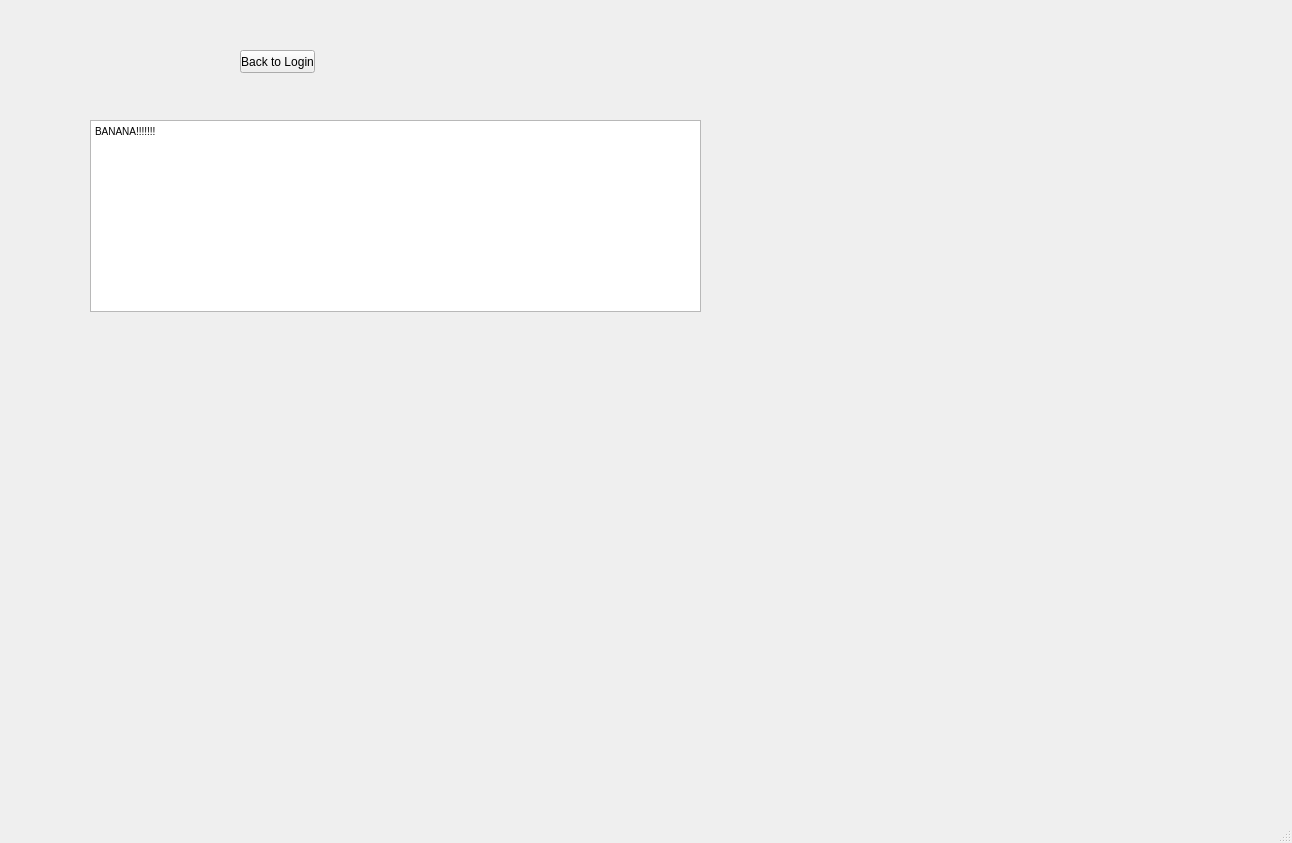
Qt form Gui/TeacherPortal1.ui (VaradMash/Teacher_Finder) before a commit.
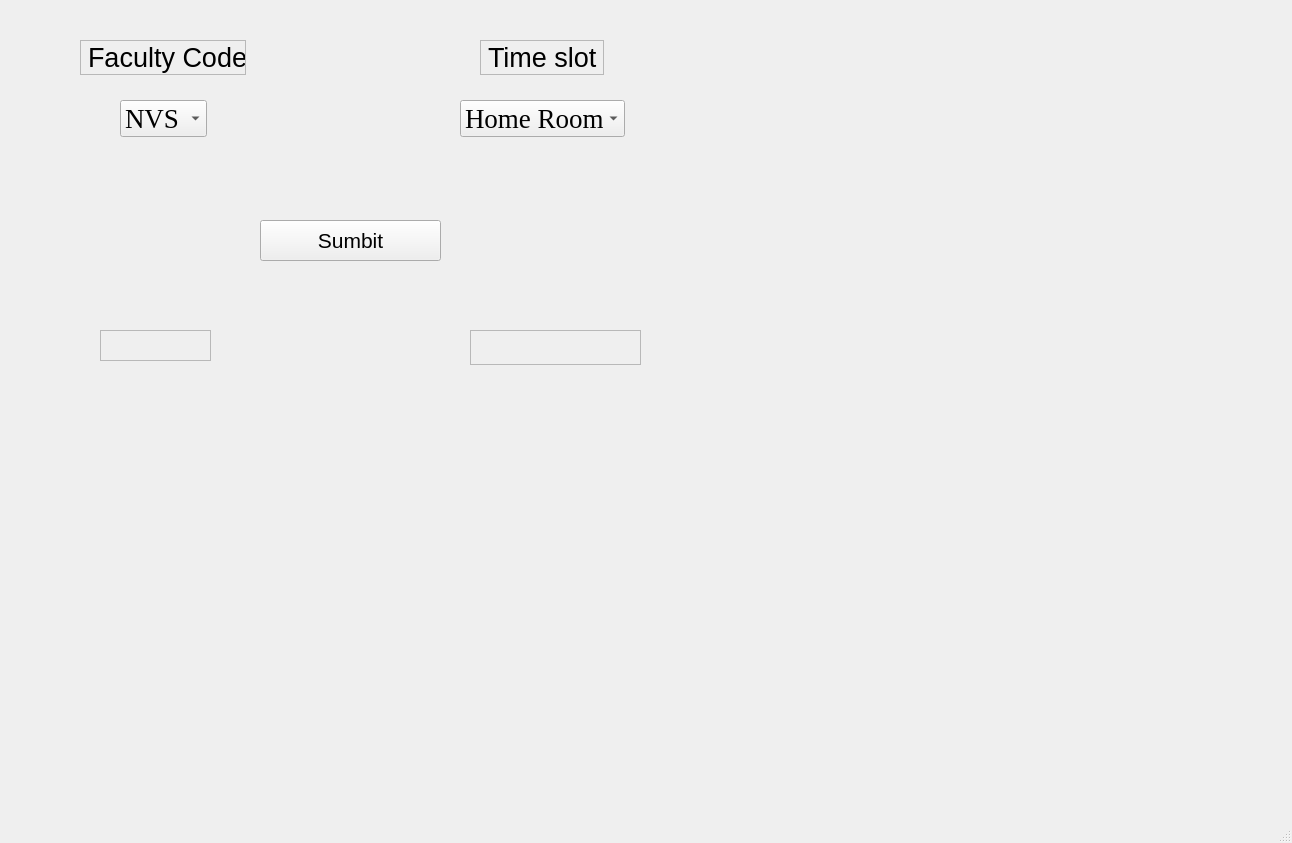
The same form after that commit.

Commit message: TeacherPortal1 .py and .ui added

The edit to the form file:
```diff
--- a/Gui/TeacherPortal1.ui
+++ b/Gui/TeacherPortal1.ui
@@ -14,34 +14,231 @@
    <string>MainWindow</string>
   </property>
   <widget class="QWidget" name="centralwidget">
-   <widget class="QTextBrowser" name="textBrowser">
+   <widget class="QPushButton" name="submitPB">
     <property name="geometry">
      <rect>
-      <x>90</x>
-      <y>120</y>
-      <width>611</width>
-      <height>192</height>
+      <x>260</x>
+      <y>220</y>
+      <width>181</width>
+      <height>41</height>
      </rect>
     </property>
-    <property name="html">
-     <string>&lt;!DOCTYPE HTML PUBLIC &quot;-//W3C//DTD HTML 4.0//EN&quot; &quot;http://www.w3.org/TR/REC-html40/strict.dtd&quot;&gt;
-&lt;html&gt;&lt;head&gt;&lt;meta name=&quot;qrichtext&quot; content=&quot;1&quot; /&gt;&lt;style type=&quot;text/css&quot;&gt;
-p, li { white-space: pre-wrap; }
-&lt;/style&gt;&lt;/head&gt;&lt;body style=&quot; font-family:'MS Shell Dlg 2'; font-size:8.25pt; font-weight:400; font-style:normal;&quot;&gt;
-&lt;p style=&quot; margin-top:0px; margin-bottom:0px; margin-left:0px; margin-right:0px; -qt-block-indent:0; text-indent:0px;&quot;&gt;&lt;span style=&quot; font-size:7.8pt;&quot;&gt;BANANA!!!!!!!&lt;/span&gt;&lt;/p&gt;&lt;/body&gt;&lt;/html&gt;</string>
+    <property name="font">
+     <font>
+      <pointsize>16</pointsize>
+     </font>
     </property>
+    <property name="text">
+     <string>Sumbit</string>
+    </property>
    </widget>
-   <widget class="QPushButton" name="pushButton">
+   <widget class="QComboBox" name="comboBox1">
     <property name="geometry">
      <rect>
-      <x>240</x>
-      <y>50</y>
-      <width>75</width>
-      <height>23</height>
+      <x>120</x>
+      <y>100</y>
+      <width>87</width>
+      <height>37</height>
      </rect>
     </property>
+    <property name="font">
+     <font>
+      <family>Times New Roman</family>
+      <pointsize>20</pointsize>
+     </font>
+    </property>
+    <property name="statusTip">
+     <string>Select the required faculty</string>
+    </property>
+    <property name="autoFillBackground">
+     <bool>false</bool>
+    </property>
+    <property name="editable">
+     <bool>false</bool>
+    </property>
+    <property name="maxVisibleItems">
+     <number>50</number>
+    </property>
+    <property name="sizeAdjustPolicy">
+     <enum>QComboBox::AdjustToContentsOnFirstShow</enum>
+    </property>
+    <property name="duplicatesEnabled">
+     <bool>false</bool>
+    </property>
+    <item>
+     <property name="text">
+      <string>NVS</string>
+     </property>
+    </item>
+    <item>
+     <property name="text">
+      <string>MDB</string>
+     </property>
+    </item>
+    <item>
+     <property name="text">
+      <string>NPS</string>
+     </property>
+    </item>
+    <item>
+     <property name="text">
+      <string>LL</string>
+     </property>
+    </item>
+   </widget>
+   <widget class="QLabel" name="labelx">
+    <property name="geometry">
+     <rect>
+      <x>100</x>
+      <y>330</y>
+      <width>111</width>
+      <height>31</height>
+     </rect>
+    </property>
+    <property name="font">
+     <font>
+      <pointsize>20</pointsize>
+     </font>
+    </property>
+    <property name="frameShape">
+     <enum>QFrame::StyledPanel</enum>
+    </property>
     <property name="text">
-     <string>Back to Login</string>
+     <string/>
+    </property>
+   </widget>
+   <widget class="QLabel" name="label1">
+    <property name="geometry">
+     <rect>
+      <x>80</x>
+      <y>40</y>
+      <width>166</width>
+      <height>35</height>
+     </rect>
+    </property>
+    <property name="font">
+     <font>
+      <pointsize>20</pointsize>
+     </font>
+    </property>
+    <property name="frameShape">
+     <enum>QFrame::StyledPanel</enum>
+    </property>
+    <property name="text">
+     <string>Faculty Code</string>
+    </property>
+   </widget>
+   <widget class="QLabel" name="label2">
+    <property name="geometry">
+     <rect>
+      <x>480</x>
+      <y>40</y>
+      <width>124</width>
+      <height>35</height>
+     </rect>
+    </property>
+    <property name="font">
+     <font>
+      <pointsize>20</pointsize>
+     </font>
+    </property>
+    <property name="frameShape">
+     <enum>QFrame::StyledPanel</enum>
+    </property>
+    <property name="text">
+     <string>Time slot</string>
+    </property>
+   </widget>
+   <widget class="QComboBox" name="comboBox2">
+    <property name="geometry">
+     <rect>
+      <x>460</x>
+      <y>100</y>
+      <width>165</width>
+      <height>37</height>
+     </rect>
+    </property>
+    <property name="font">
+     <font>
+      <family>Times New Roman</family>
+      <pointsize>20</pointsize>
+     </font>
+    </property>
+    <property name="statusTip">
+     <string>Select the time slot</string>
+    </property>
+    <property name="autoFillBackground">
+     <bool>false</bool>
+    </property>
+    <property name="maxVisibleItems">
+     <number>50</number>
+    </property>
+    <property name="sizeAdjustPolicy">
+     <enum>QComboBox::AdjustToContentsOnFirstShow</enum>
+    </property>
+    <property name="duplicatesEnabled">
+     <bool>false</bool>
+    </property>
+    <item>
+     <property name="text">
+      <string>Home Room</string>
+     </property>
+    </item>
+    <item>
+     <property name="text">
+      <string>8:00-9:00</string>
+     </property>
+    </item>
+    <item>
+     <property name="text">
+      <string>9:00-10:00</string>
+     </property>
+    </item>
+    <item>
+     <property name="text">
+      <string>10:15-11:15</string>
+     </property>
+    </item>
+    <item>
+     <property name="text">
+      <string>11:15-12:15</string>
+     </property>
+    </item>
+    <item>
+     <property name="text">
+      <string>1:00-2:00</string>
+     </property>
+    </item>
+    <item>
+     <property name="text">
+      <string>2:00-3:00</string>
+     </property>
+    </item>
+    <item>
+     <property name="text">
+      <string>3:00-4:00</string>
+     </property>
+    </item>
+   </widget>
+   <widget class="QLabel" name="labely">
+    <property name="geometry">
+     <rect>
+      <x>470</x>
+      <y>330</y>
+      <width>171</width>
+      <height>35</height>
+     </rect>
+    </property>
+    <property name="font">
+     <font>
+      <pointsize>20</pointsize>
+     </font>
+    </property>
+    <property name="frameShape">
+     <enum>QFrame::StyledPanel</enum>
+    </property>
+    <property name="text">
+     <string/>
     </property>
    </widget>
   </widget>
```
The commit also changes 2 other files.
